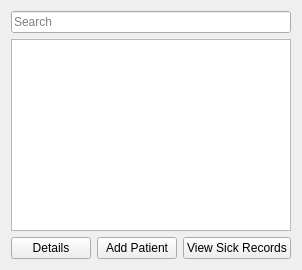
Old version of the form ui/home.ui in the repository HazemMeqdad/dr-system.
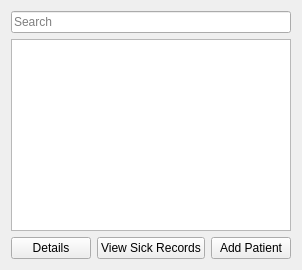
New version of the form.

Patch:
```diff
--- a/ui/home.ui
+++ b/ui/home.ui
@@ -22,6 +22,13 @@
        </property>
       </widget>
      </item>
+     <item>
+      <widget class="QPushButton" name="sick_records_btn">
+       <property name="text">
+        <string>View Sick Records</string>
+       </property>
+      </widget>
+     </item>
      <item>
       <spacer name="horizontalSpacer">
        <property name="orientation">
@@ -45,13 +52,6 @@
        </property>
       </widget>
      </item>
-     <item>
-      <widget class="QPushButton" name="sick_records_btn">
-       <property name="text">
-        <string>View Sick Records</string>
-       </property>
-      </widget>
-     </item>
     </layout>
    </item>
   </layout>
```
